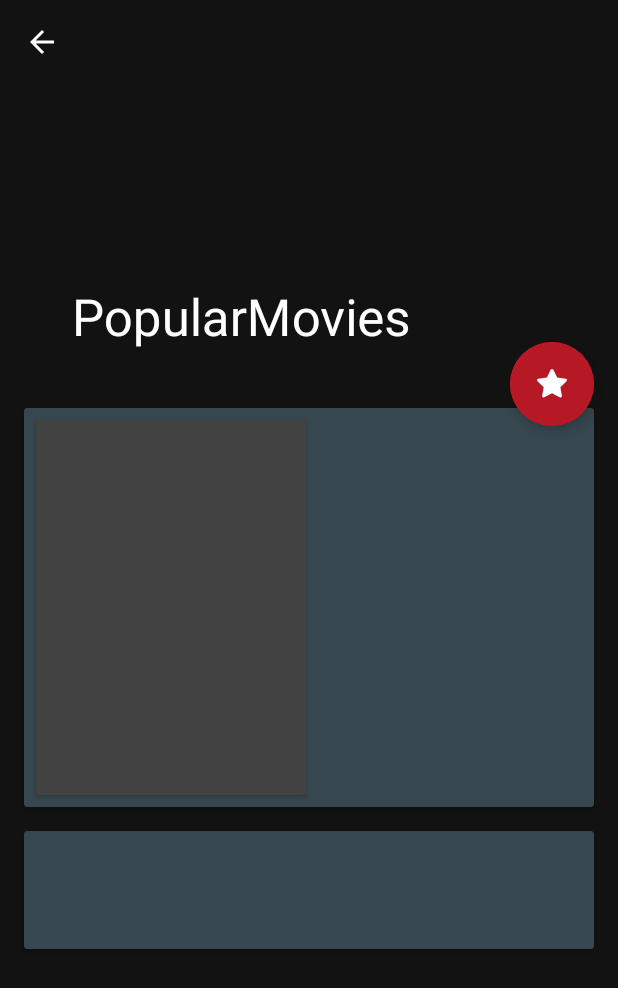
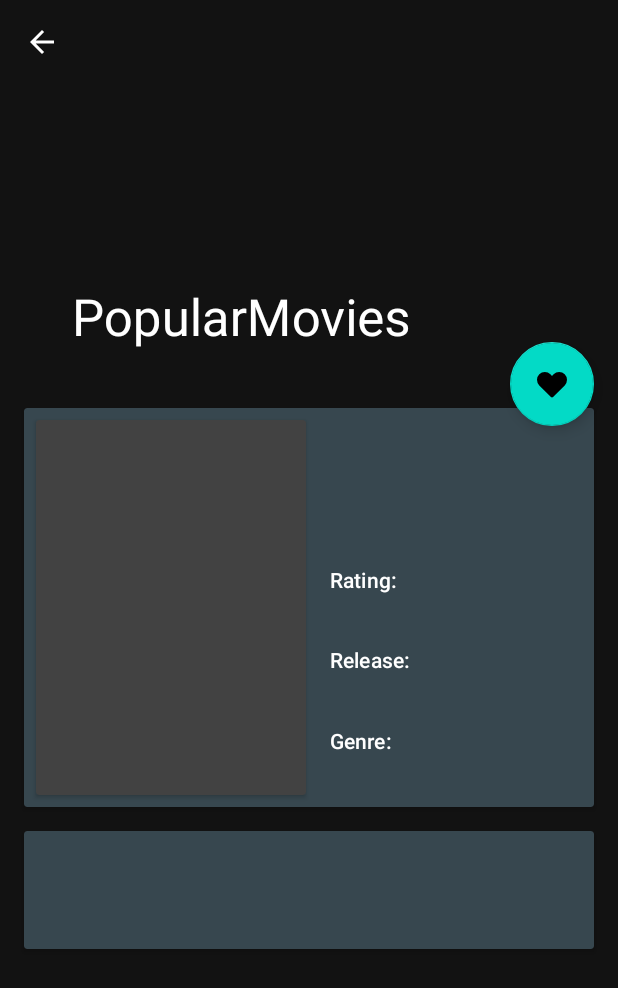
Before and after one commit to sijanr/popular-movies, an Android app: the MovieDetailActivity screen opened directly, with no data from a screen before it, on a phone screen of 412 x 824 dp. Shown: the top 988 px of the screen. Run offline under Robolectric (Android 15) with nearby library versions, the phone set to English and light mode, and no system bars; our stand-ins replace Room's generated code; pictures from the network do not load; Roboto replaces fonts that are not available here.

Commit message:
Implement architecture components to save favorite movies

```diff
--- a/app/src/main/AndroidManifest.xml
+++ b/app/src/main/AndroidManifest.xml
@@ -11,10 +11,13 @@
         android:roundIcon="@mipmap/ic_launcher_round"
         android:supportsRtl="true"
         android:theme="@style/AppTheme">
+        <activity android:name=".FavoritesActivity"
+            android:parentActivityName=".MainActivity" />
         <activity
             android:name=".MovieDetailActivity"
             android:parentActivityName=".MainActivity" />
-        <activity android:name=".MainActivity">
+        <activity android:name=".MainActivity"
+            android:launchMode="singleTop">
             <intent-filter>
                 <action android:name="android.intent.action.MAIN" />
 
--- a/app/src/main/java/com/sijanrijal/popularmovies/MovieDetailActivity.java
+++ b/app/src/main/java/com/sijanrijal/popularmovies/MovieDetailActivity.java
@@ -6,13 +6,18 @@ import androidx.appcompat.widget.Toolbar;
 
 import android.content.Intent;
 import android.os.Bundle;
+import android.view.View;
 import android.widget.ImageView;
 import android.widget.TextView;
+import android.widget.Toast;
 
 import com.bumptech.glide.Glide;
 import com.google.android.material.appbar.AppBarLayout;
 import com.google.android.material.appbar.CollapsingToolbarLayout;
 import com.google.android.material.floatingactionbutton.ExtendedFloatingActionButton;
+import com.google.android.material.floatingactionbutton.FloatingActionButton;
+import com.sijanrijal.popularmovies.database.Favorite;
+import com.sijanrijal.popularmovies.database.FavoriteDatabase;
 import com.sijanrijal.popularmovies.model.MovieInfo;
 
 import java.text.SimpleDateFormat;
@@ -24,7 +29,7 @@ public class MovieDetailActivity extends AppCompatActivity {
 
     private ImageView backDropImage;
     private CollapsingToolbarLayout mCollapsingToolbarLayout;
-    private ExtendedFloatingActionButton mExtendedFloatingActionButton;
+    private FloatingActionButton mExtendedFloatingActionButton;
 
     private ImageView mMoviePoster;
     private TextView mMovieTitle;
@@ -34,12 +39,15 @@ public class MovieDetailActivity extends AppCompatActivity {
     private TextView mGenre;
     private TextView mRating;
 
+    private FavoriteDatabase favoriteDatabase;
+
     private static final String TAG = "MovieDetailActivity";
 
     @Override
     protected void onCreate(Bundle savedInstanceState) {
         super.onCreate(savedInstanceState);
         setContentView(R.layout.activity_movie_detail);
+        favoriteDatabase = FavoriteDatabase.getInstance(getApplicationContext());
 
         backDropImage = findViewById(R.id.backdrop_poster_iv);
 
@@ -49,7 +57,6 @@ public class MovieDetailActivity extends AppCompatActivity {
 
         mCollapsingToolbarLayout = findViewById(R.id.collapsing_toolbar);
         mExtendedFloatingActionButton = findViewById(R.id.rating_fab);
-        AppBarLayout mAppBar = findViewById(R.id.app_bar);
 
         mMoviePoster = findViewById(R.id.movie_detail_poster);
         mMovieTitle = findViewById(R.id.movie_title);
@@ -65,6 +72,32 @@ public class MovieDetailActivity extends AppCompatActivity {
                 setData((MovieInfo) intent.getParcelableExtra("MOVIE"));
             }
         }
+
+        mExtendedFloatingActionButton.setOnClickListener(new View.OnClickListener() {
+            @Override
+            public void onClick(View v) {
+                final String movieTitle = mMovieTitle.getText().toString();
+                final String movieGenre = mGenre.getText().toString();
+                final String release = mReleaseDate.getText().toString();
+                final double rating = Double.parseDouble(mRating.getText().toString());
+                AppExecutors.getInstance().diskIO().execute(new Runnable() {
+                    @Override
+                    public void run() {
+                        favoriteDatabase.favoritesDAO().insertMovie(
+                                new Favorite(movieTitle, movieGenre, release, rating)
+                        );
+                        runOnUiThread(new Runnable() {
+                            @Override
+                            public void run() {
+                                Toast.makeText(getApplicationContext(), "Added to your favorites", Toast.LENGTH_SHORT).show();
+
+                            }
+                        });
+                    }
+                });
+            }
+        });
+
     }
 
     /**
@@ -75,7 +108,6 @@ public class MovieDetailActivity extends AppCompatActivity {
         //set the toolbar's title, image and rating
         mCollapsingToolbarLayout.setTitle(movie.title);
         Glide.with(this).load(MovieAdapter.IMAGE_URL.replace("w500", "w780") + movie.poster_path).into(backDropImage);
-        mExtendedFloatingActionButton.setText(String.valueOf(movie.vote_average));
 
         Glide.with(this).load(MovieAdapter.IMAGE_URL + movie.poster_path).into(mMoviePoster);
         mMovieTitle.setText(movie.title);
--- /dev/null
+++ b/app/src/main/java/com/sijanrijal/popularmovies/database/FavoritesDAO.java
@@ -0,0 +1,22 @@
+package com.sijanrijal.popularmovies.database;
+
+import androidx.lifecycle.LiveData;
+import androidx.room.Dao;
+import androidx.room.Delete;
+import androidx.room.Insert;
+import androidx.room.Query;
+
+import java.util.List;
+
+@Dao
+public interface FavoritesDAO {
+
+    @Query("SELECT * FROM favorite ORDER BY id")
+    LiveData<List<Favorite>> loadFavoriteMovies();
+
+    @Insert
+    void insertMovie(Favorite movie);
+
+    @Delete
+    void deleteFavorite(Favorite movie);
+}
--- /dev/null
+++ b/app/src/main/res/drawable/icon_favorites.xml
@@ -0,0 +1,14 @@
+<vector xmlns:android="http://schemas.android.com/apk/res/android"
+    android:width="24dp"
+    android:height="24dp"
+    android:viewportWidth="24"
+    android:viewportHeight="24">
+  <path
+      android:fillColor="#FF000000"
+      android:pathData="M0,0h24v24h-24z"
+      android:strokeAlpha="0"
+      android:fillAlpha="0"/>
+  <path
+      android:fillColor="#FFFFFF"
+      android:pathData="M12,21a1,1 0,0 1,-0.71 -0.29l-7.77,-7.78a5.26,5.26 0,0 1,0 -7.4,5.24 5.24,0 0,1 7.4,0L12,6.61l1.08,-1.08a5.24,5.24 0,0 1,7.4 0,5.26 5.26,0 0,1 0,7.4l-7.77,7.78A1,1 0,0 1,12 21z"/>
+</vector>
--- a/app/src/main/res/layout/activity_movie_detail.xml
+++ b/app/src/main/res/layout/activity_movie_detail.xml
@@ -46,17 +46,14 @@
 
     <include layout="@layout/content_movie_detail" />
 
-    <com.google.android.material.floatingactionbutton.ExtendedFloatingActionButton
+    <com.google.android.material.floatingactionbutton.FloatingActionButton
         android:id="@+id/rating_fab"
         android:layout_width="wrap_content"
         android:layout_height="wrap_content"
+        app:layout_anchor="@id/app_bar"
+        app:layout_anchorGravity="bottom|end"
+        android:src="@drawable/icon_favorites"
         android:layout_margin="16dp"
-        android:backgroundTint="#b61826"
-        app:behavior_autoHide="true"
-        android:textColor="@android:color/white"
-        app:icon="@drawable/icon_popular"
-        app:iconTint="@android:color/white"
-        app:layout_anchor="@id/app_bar"
-        app:layout_anchorGravity="bottom|end" />
+        android:clickable="true"/>
 
 </androidx.coordinatorlayout.widget.CoordinatorLayout>
--- a/app/src/main/res/layout/content_movie_detail.xml
+++ b/app/src/main/res/layout/content_movie_detail.xml
@@ -58,6 +58,7 @@
 
                 <TextView
                     android:id="@+id/rating_label"
+                    android:text="@string/rating"
                     style="@style/TextAppearance.MaterialComponents.Subtitle2"
                     android:layout_width="wrap_content"
                     android:layout_height="wrap_content"
@@ -69,6 +70,7 @@
 
                 <TextView
                     android:id="@+id/release_year_label"
+                    android:text="@string/release"
                     style="@style/TextAppearance.MaterialComponents.Subtitle2"
                     android:layout_width="wrap_content"
                     android:layout_height="wrap_content"
@@ -78,6 +80,7 @@
 
                 <TextView
                     android:id="@+id/genre_label"
+                    android:text="@string/genre"
                     style="@style/TextAppearance.MaterialComponents.Subtitle2"
                     android:layout_width="wrap_content"
                     android:layout_height="wrap_content"
--- a/app/src/main/res/menu/menu_sort.xml
+++ b/app/src/main/res/menu/menu_sort.xml
@@ -20,5 +20,11 @@
         android:orderInCategory="3"
         android:title="@string/movie" />
 
+    <item
+        android:id="@+id/sort_favorites"
+        android:icon="@drawable/icon_favorites"
+        android:orderInCategory="4"
+        android:title="@string/favorites"/>
+
 
 </menu>
--- a/app/src/main/res/values/strings.xml
+++ b/app/src/main/res/values/strings.xml
@@ -9,5 +9,13 @@
     <string name="connection_error">Failed to connect. Please try again later.</string>
     <string name="header_text_main">Here are the movies based on your selection</string>
     <string name="refresh">Refresh</string>
+    <string name="favorites">Favorites</string>
+    <string name="rating">Rating:</string>
+    <string name="release">Release:</string>
+    <string name="genre">Genre:</string>
+    <string name="favorites_header">Here are your list of favorite movies</string>
+    <string name="reviews">Reviews</string>
+    <string name="plot">Plot</string>
+    <string name="could_not_find_reviews">Could not find reviews</string>
 
 </resources>
```
Also changed, not shown: app/build.gradle (+7 -0 lines), app/src/main/java/com/sijanrijal/popularmovies/AppExecutors.java (added, +64 -0 lines), app/src/main/java/com/sijanrijal/popularmovies/FavoritesActivity.java (added, +84 -0 lines), app/src/main/java/com/sijanrijal/popularmovies/FavoritesListAdapter.java (added, +74 -0 lines), app/src/main/java/com/sijanrijal/popularmovies/FavoritesViewModel.java (added, +31 -0 lines), app/src/main/java/com/sijanrijal/popularmovies/MainActivity.java (+20 -0 lines), app/src/main/java/com/sijanrijal/popularmovies/database/Favorite.java (added, +61 -0 lines), app/src/main/java/com/sijanrijal/popularmovies/database/FavoriteDatabase.java (added, +33 -0 lines), app/src/main/res/layout/activity_favorites.xml (added, +59 -0 lines), app/src/main/res/layout/list_item_favorites.xml (added, +63 -0 lines).
